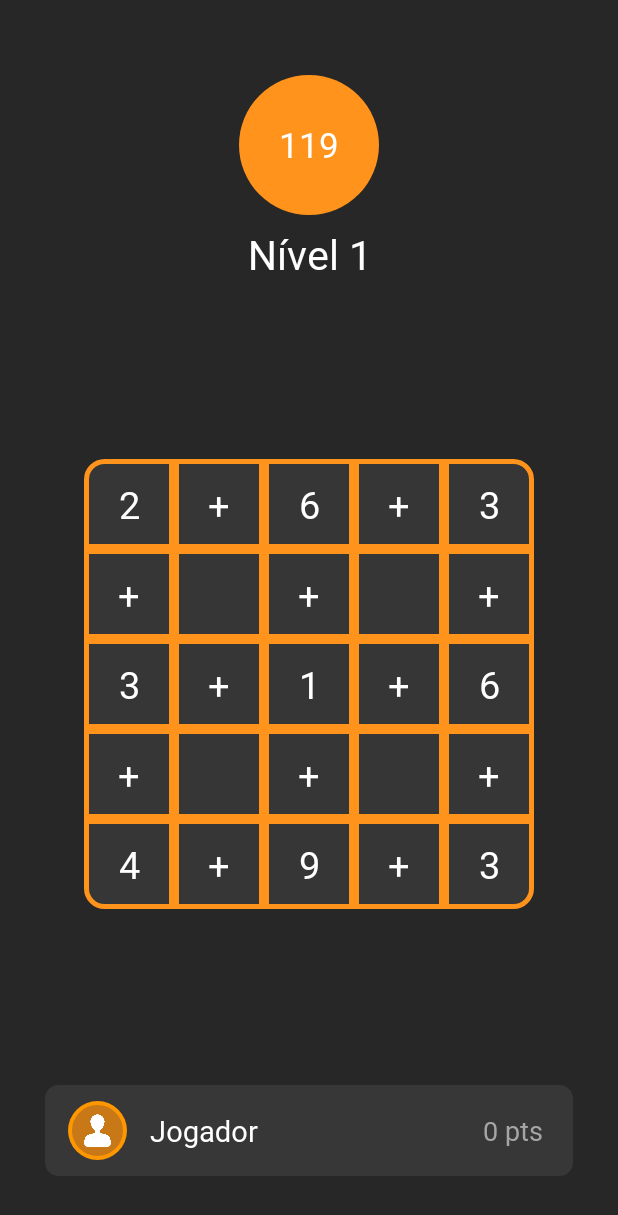
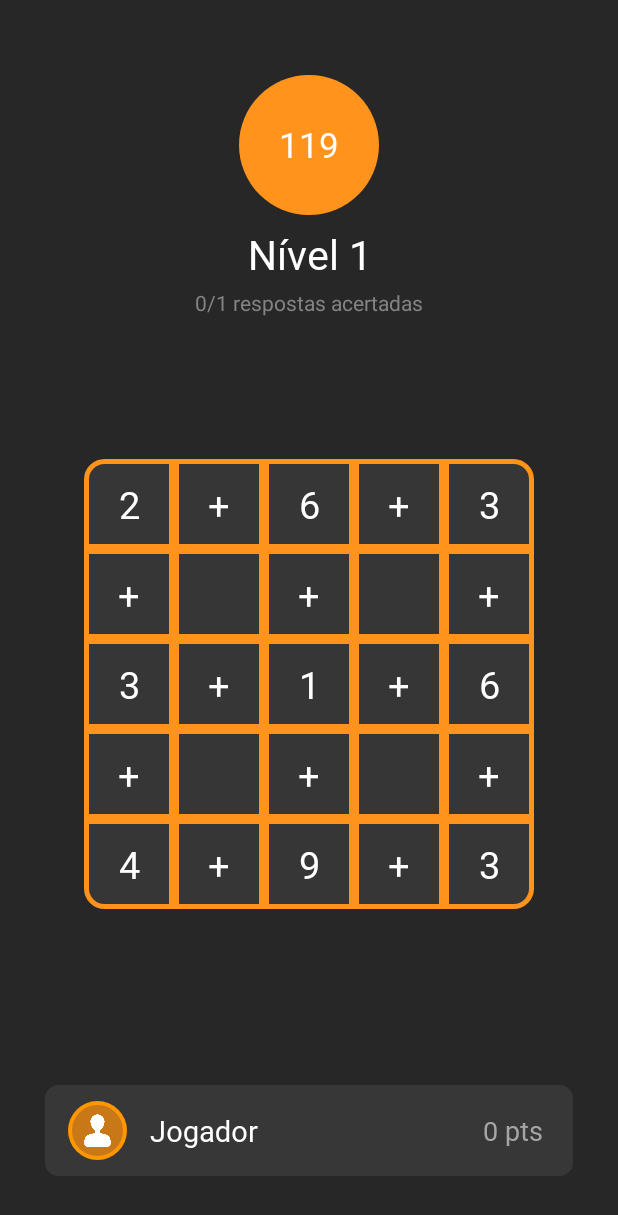
Before and after one commit to Asuryu/AMOV1, an Android app: the screen it shows after launch (GameActivity), after a tap on "1 JOGADOR", on a phone screen of 412 x 824 dp. Shown: the top 1215 px of the screen. Run offline under Robolectric (Android 15) with nearby library versions, the light colour scheme and no system bars.

Commit message:
Added correct answers on UI

```diff
--- a/app/src/main/java/pt/isec/amov/tp1/Game.kt
+++ b/app/src/main/java/pt/isec/amov/tp1/Game.kt
@@ -61,6 +61,7 @@ class Game : java.io.Serializable{
         this.binding = binding
         this.context = context
 
+        binding.correctAnswers?.text = context.getString(R.string.correctAnswers, correctAnswers, correctAnswersNeeded)
         timer = getTimerObject(timeLeft)
         timer.start()
     }
@@ -127,6 +128,7 @@ class Game : java.io.Serializable{
         context.binding.level.text = context.getString(R.string.nivel_placeholder, level)
         context.binding.timer.background.setTint(android.graphics.Color.parseColor(timerColor[level-1]))
         correctAnswers = 0
+        binding.correctAnswers?.text = context.getString(R.string.correctAnswers, correctAnswers, correctAnswersNeeded)
         if (generateBoard) generateBoard()
     }
 
@@ -344,6 +346,7 @@ class Game : java.io.Serializable{
     }
 
     fun checkLevel(){
+        binding.correctAnswers?.text = context.getString(R.string.correctAnswers, correctAnswers, correctAnswersNeeded)
         if(correctAnswers == correctAnswersNeeded){
             nextLevel()
         }
--- a/app/src/main/java/pt/isec/amov/tp1/MainActivity.kt
+++ b/app/src/main/java/pt/isec/amov/tp1/MainActivity.kt
@@ -20,6 +20,11 @@ class MainActivity : AppCompatActivity() {
 
         binding.spButton.setOnClickListener {
             val intent = Intent(this, GameActivity::class.java)
+            startActivity(intent)
+        }
+
+        binding.mpButton.setOnClickListener {
+            val intent = Intent(this, MultiplayerLobby::class.java)
             startActivity(intent)
         }
 
--- a/app/src/main/res/layout-land/activity_game.xml
+++ b/app/src/main/res/layout-land/activity_game.xml
@@ -95,19 +95,34 @@
         app:layout_constraintTop_toTopOf="parent"
         tools:ignore="HardcodedText" />
 
-    <TextView
-        android:id="@+id/level"
+    <LinearLayout
         android:layout_width="wrap_content"
         android:layout_height="wrap_content"
-        android:layout_marginEnd="20dp"
-        android:fontFamily="@font/adneue_bold"
-        android:text="@string/nivel_placeholder"
-        android:textAlignment="center"
-        android:textColor="#FFFFFF"
-        android:textSize="27sp"
+        android:orientation="vertical"
         app:layout_constraintBottom_toBottomOf="@+id/timer"
         app:layout_constraintEnd_toStartOf="@+id/timer"
-        app:layout_constraintTop_toTopOf="@+id/timer" />
+        app:layout_constraintTop_toTopOf="@+id/timer">
+
+        <TextView
+            android:id="@+id/level"
+            android:layout_width="wrap_content"
+            android:layout_height="wrap_content"
+            android:layout_marginEnd="20dp"
+            android:fontFamily="@font/adneue_bold"
+            android:text="@string/nivel_placeholder"
+            android:textAlignment="textEnd"
+            android:textColor="#FFFFFF"
+            android:textSize="27sp" />
+
+        <TextView
+            android:id="@+id/correctAnswers"
+            android:layout_width="match_parent"
+            android:layout_height="wrap_content"
+            android:layout_marginEnd="20dp"
+            android:text="@string/correctAnswers"
+            android:textAlignment="textEnd"
+            android:textColor="#838383" />
+    </LinearLayout>
 
     <ScrollView
         android:id="@+id/scrollView2"
--- a/app/src/main/res/layout/activity_game.xml
+++ b/app/src/main/res/layout/activity_game.xml
@@ -239,6 +239,17 @@
         app:layout_constraintEnd_toEndOf="parent"
         app:layout_constraintStart_toStartOf="parent"
         app:layout_constraintTop_toBottomOf="@+id/timer" />
+
+    <TextView
+        android:id="@+id/correctAnswers"
+        android:layout_width="wrap_content"
+        android:layout_height="wrap_content"
+        android:layout_marginTop="4dp"
+        android:text="@string/correctAnswers"
+        android:textColor="#838383"
+        app:layout_constraintEnd_toEndOf="parent"
+        app:layout_constraintStart_toStartOf="parent"
+        app:layout_constraintTop_toBottomOf="@+id/level" />
 
     <ScrollView
         android:id="@+id/scrollView2"
--- a/app/src/main/res/values/strings.xml
+++ b/app/src/main/res/values/strings.xml
@@ -29,4 +29,5 @@
     <string name="finalLevelMp">Nível: %1$d</string>
     <string name="finalPointsMp">Pontos: %1$d</string>
     <string name="pontuacao">Pontuação:</string>
+    <string name="correctAnswers">%1$d/%2$d respostas acertadas</string>
 </resources>
```
Also changed, not shown: 1 other file.
